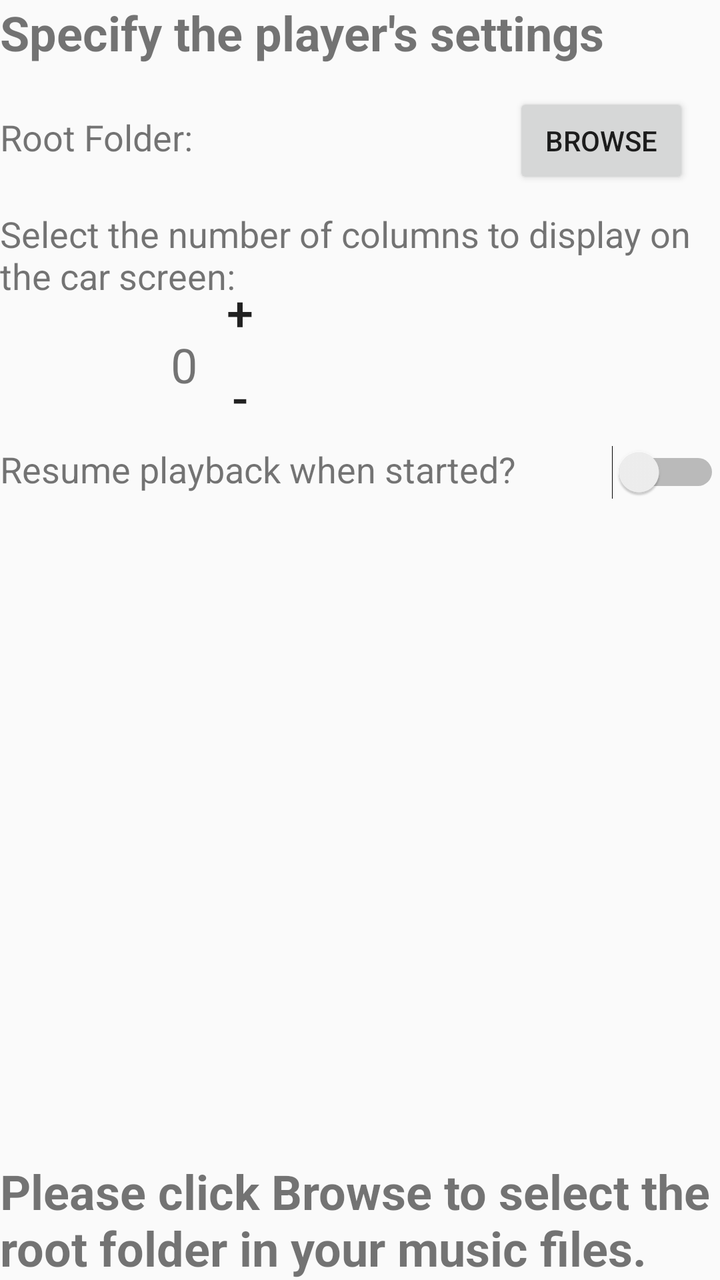
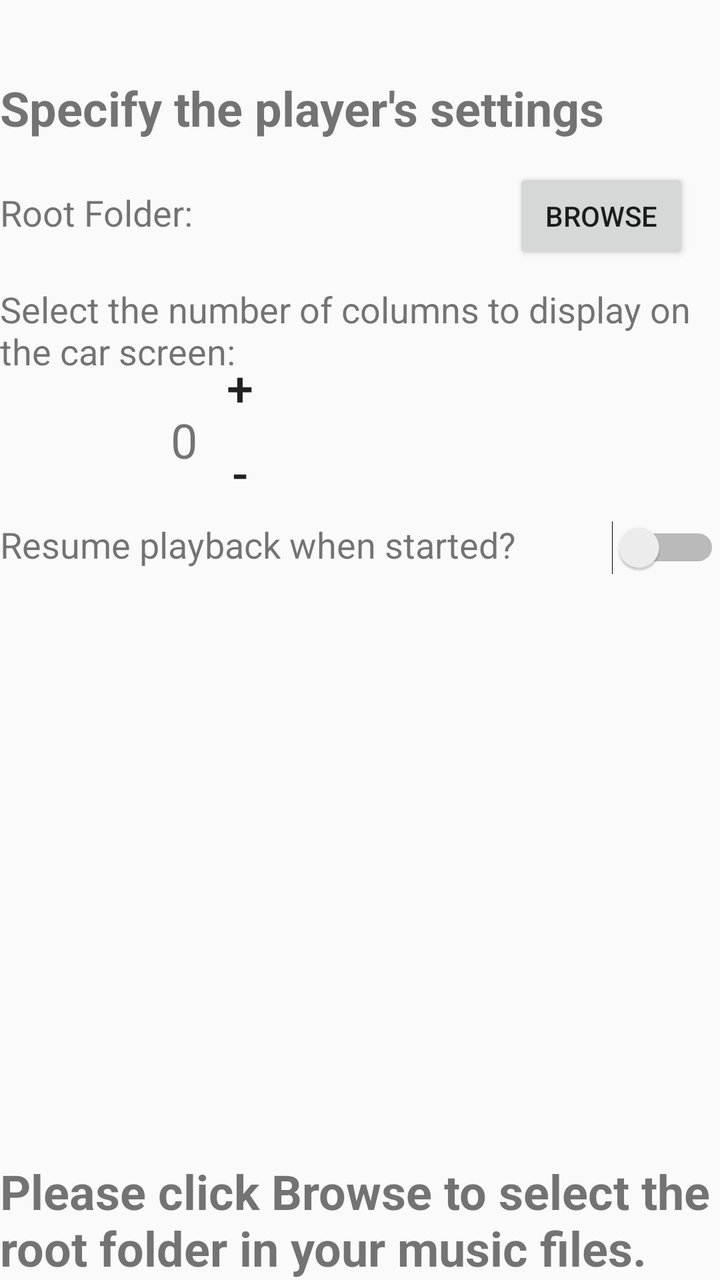

The first picture is an Android layout as it rendered before a commit; the second is the same layout after the commit. The layout source and the unified diff follow.
<!-- AndroidManifest.xml: application theme Theme.MusicExplorer -->
<!-- res/layout/settings_main.xml -->
<RelativeLayout xmlns:android="http://schemas.android.com/apk/res/android"
    android:layout_width="match_parent"
    android:layout_height="match_parent"
    android:fitsSystemWindows="true"
    android:layout_marginTop="32dp"
    android:id="@+id/settings_main">

    <TextView
        android:id="@+id/settings_label"
        android:layout_width="wrap_content"
        android:layout_height="wrap_content"
        android:layout_alignParentStart="true"
        android:text="@string/specify_settings"
        android:textSize="24sp"
        android:textStyle="bold" />

    <TextView
        android:id="@+id/root_folder_label"
        android:layout_width="wrap_content"
        android:layout_height="wrap_content"
        android:text="@string/root_folder_label"
        android:textAlignment="textEnd"
        android:textSize="18sp"
        android:paddingTop="24dp"
        android:layout_below="@id/settings_label"/>

    <TextView
        android:id="@+id/root_folder"
        android:layout_width="160dp"
        android:layout_height="wrap_content"
        android:layout_alignBottom="@+id/root_folder_label"
        android:layout_toRightOf="@+id/root_folder_label"
        android:textAlignment="center"
        android:textSize="18sp" />

    <Button
        android:id="@+id/root_folder_get"
        android:layout_width="wrap_content"
        android:layout_height="wrap_content"
        android:text="Browse"
        android:layout_alignBaseline="@+id/root_folder"
        android:layout_toRightOf="@+id/root_folder"/>

    <TextView
        android:id="@+id/auto_display_columns_label"
        android:layout_width="wrap_content"
        android:layout_height="wrap_content"
        android:textSize="18sp"
        android:paddingTop="24dp"
        android:layout_below="@id/root_folder_label"
        android:text="@string/auto_display_columns_label"/>

    <TextView
        android:id="@+id/auto_display_columns_value"
        android:layout_width="wrap_content"
        android:layout_height="wrap_content"
        android:textSize="24sp"
        android:text="0"
        android:layout_marginTop="48px"
        android:layout_marginLeft="256px"
        android:layout_below="@id/auto_display_columns_label" />

    <Button
        android:id="@+id/auto_display_columns_value_plus"
        android:layout_width="128px"
        android:layout_height="128px"
        android:background="@android:color/transparent"
        android:textSize="24sp"
        android:layout_below="@id/auto_display_columns_value"
        android:layout_marginTop="-64dp"
        android:layout_toRightOf="@id/auto_display_columns_value"
        android:text="+" />

    <Button
        android:id="@+id/auto_display_columns_value_minus"
        android:layout_width="128px"
        android:layout_height="128px"
        android:background="@android:color/transparent"
        android:textSize="24sp"
        android:layout_below="@id/auto_display_columns_value_plus"
        android:layout_toRightOf="@id/auto_display_columns_value"
        android:text="-" />

    <LinearLayout
            android:id="@+id/resume_play"
            android:layout_width="fill_parent"
            android:layout_height="wrap_content"
            android:weightSum="4"
            android:paddingTop="24dp"
            android:layout_below="@id/auto_display_columns_value"
            android:orientation="horizontal">

        <TextView
            android:id="@+id/resume_play_label"
            android:layout_width="0dp"
            android:layout_height="wrap_content"
            android:layout_weight="3"
            android:textSize="18sp"
            android:text="@string/resume_play_label"
            android:layout_below="@id/auto_display_columns_value" />

        <Switch
            android:id="@+id/resume_play_switch"
            android:layout_width="0dp"
            android:layout_height="wrap_content"
            android:layout_weight="1"
            android:layout_toRightOf="@id/resume_play_label"/>

    </LinearLayout>
    

    <RelativeLayout
        android:id="@+id/InnerRelativeLayout"
        android:layout_width="wrap_content"
        android:layout_height="wrap_content"
        android:layout_alignParentBottom="true" >

        <TextView
            android:id="@+id/settings_set_root_warning"
            android:layout_width="wrap_content"
            android:layout_height="wrap_content"
            android:textSize="24sp"
            android:textStyle="bold"
            android:text="@string/settings_set_root_warning"/>

    </RelativeLayout>

</RelativeLayout>
<!-- resources referenced by this layout -->
<resources>
  <string name="auto_display_columns_label">Select the number of columns to display on the car screen:</string>
  <string name="resume_play_label">Resume playback when started?</string>
  <string name="root_folder_label">Root Folder:</string>
  <string name="settings_set_root_warning">Please click Browse to select the root folder in your music files.</string>
  <string name="specify_settings">Specify the player\'s settings</string>
  <style name="Theme.MusicExplorer" parent="Base.Theme.MusicExplorer" />
  <style name="Base.Theme.MusicExplorer" parent="Theme.AppCompat.DayNight">
          
          
          <item name="colorOnSurface">#FF000000</item>
      </style>
</resources>

<!-- the commit's change to res/layout/settings_main.xml (unified diff, before → after) -->
@@ -6,13 +6,22 @@
     android:id="@+id/settings_main">
 
     <TextView
+        android:id="@+id/version_info"
+        android:layout_width="wrap_content"
+        android:layout_height="wrap_content"
+        android:textSize="20sp"
+        android:textStyle="bold"/>
+
+    <TextView
         android:id="@+id/settings_label"
         android:layout_width="wrap_content"
         android:layout_height="wrap_content"
         android:layout_alignParentStart="true"
         android:text="@string/specify_settings"
         android:textSize="24sp"
-        android:textStyle="bold" />
+        android:textStyle="bold"
+        android:layout_marginTop="32px"
+        android:layout_below="@id/version_info" />
 
     <TextView
         android:id="@+id/root_folder_label"
